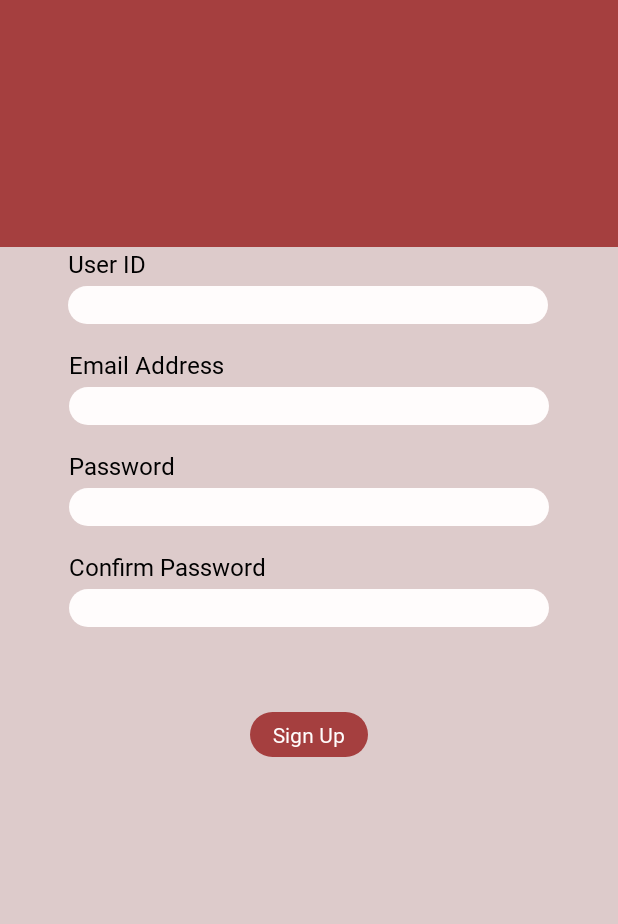
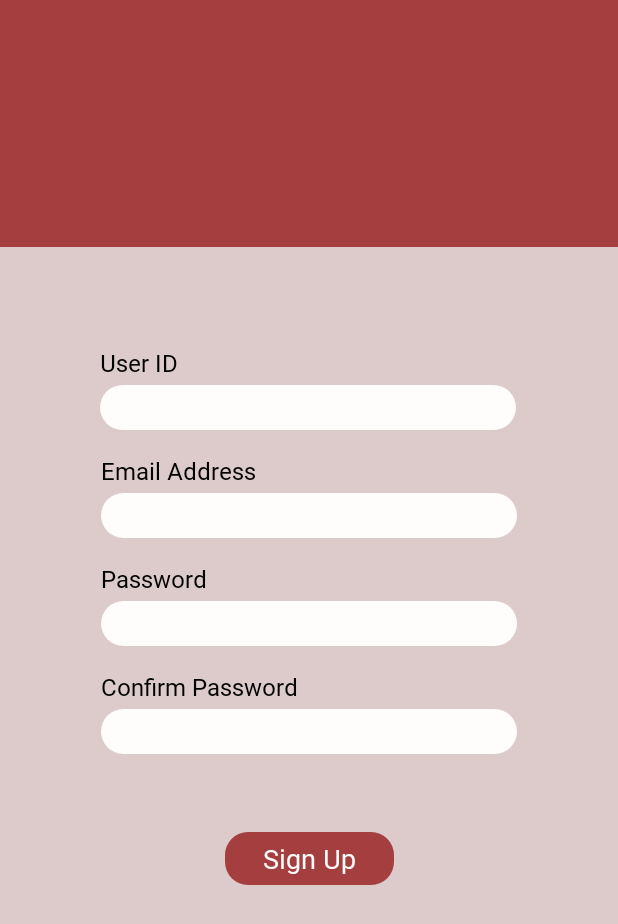
Before and after one commit to hrmck/2020UoAHackathon, an Android app: the SignUpActivity screen opened directly, with no data from a screen before it, on a phone screen of 412 x 824 dp. Shown: the top 924 px of the screen. Run offline under Robolectric (Android 15) with nearby library versions, the phone set to English and light mode, and no system bars.

Commit message:
backup before changing layouts

```diff
--- a/app/src/main/res/layout/activity_signin.xml
+++ b/app/src/main/res/layout/activity_signin.xml
@@ -24,7 +24,7 @@
         app:layout_constraintVertical_bias="0.0">
 
         <androidx.constraintlayout.widget.Guideline
-            android:id="@+id/upper_guideline"
+            android:id="@+id/mini_upper_guideline"
             android:layout_width="wrap_content"
             android:layout_height="wrap_content"
             android:orientation="horizontal"
@@ -42,8 +42,8 @@
 
         <EditText
             android:id="@+id/signUp_userID"
+            style="@style/customEditText"
             android:layout_width="wrap_content"
-            android:layout_height="25dp"
             android:layout_marginTop="4dp"
             android:inputType="textPersonName"
             app:layout_constraintEnd_toEndOf="parent"
@@ -64,8 +64,8 @@
 
         <EditText
             android:id="@+id/signUp_emailAdr"
+            style="@style/customEditText"
             android:layout_width="wrap_content"
-            android:layout_height="25dp"
             android:layout_marginTop="4dp"
             android:inputType="textEmailAddress"
             app:layout_constraintEnd_toEndOf="parent"
@@ -87,8 +87,8 @@
 
         <EditText
             android:id="@+id/signUp_pwd"
+            style="@style/customEditText"
             android:layout_width="wrap_content"
-            android:layout_height="25dp"
             android:layout_marginTop="4dp"
             android:inputType="textPassword"
             app:layout_constraintEnd_toEndOf="parent"
@@ -109,8 +109,8 @@
 
         <EditText
             android:id="@+id/signUp_pwd_c"
+            style="@style/customEditText"
             android:layout_width="wrap_content"
-            android:layout_height="25dp"
             android:layout_marginTop="4dp"
             android:inputType="textPassword"
             app:layout_constraintEnd_toEndOf="parent"
--- a/app/src/main/res/values/styles.xml
+++ b/app/src/main/res/values/styles.xml
@@ -13,7 +13,7 @@
         <item name="editTextStyle">@style/customEditText</item>
         <!--setting the name to android:editTextStyle doesn't work haha idk why -->
 
-        <item name="android:imageButtonStyle">?android:borderlessButtonStyle</item>
+        <!--<item name="android:imageButtonStyle">android:borderlessButtonStyle</item>-->
     </style>
 
 
@@ -22,10 +22,11 @@
         <item name="android:background">@drawable/layout_rounded_buttons</item>
         <item name="android:backgroundTint">@color/bone</item>
         <item name="android:textColor">@color/black</item>
+        <item name="android:textSize">18sp</item>
         <item name="android:paddingTop">5dp</item>
         <item name="android:paddingBottom">5dp</item>
-        <item name="android:paddingLeft">15dp</item>
-        <item name="android:paddingRight">15dp</item>
+        <item name="android:paddingLeft">25dp</item>
+        <item name="android:paddingRight">25dp</item>
     </style>
 
     <style name="SecondaryButton" parent="@style/PrimaryButton">
@@ -36,7 +37,8 @@
     <!-- custom style for text fields -->
     <style name="customEditText" parent="android:style/Widget.EditText">
         <item name="android:background">@drawable/layout_rounded_edittext</item>
-        <item name="android:ems">15</item>
+        <item name="android:ems">13</item>
+        <item name="android:layout_height">30dp</item>
         <item name="android:paddingStart">15dp</item>
     </style>
 </resources>
```
